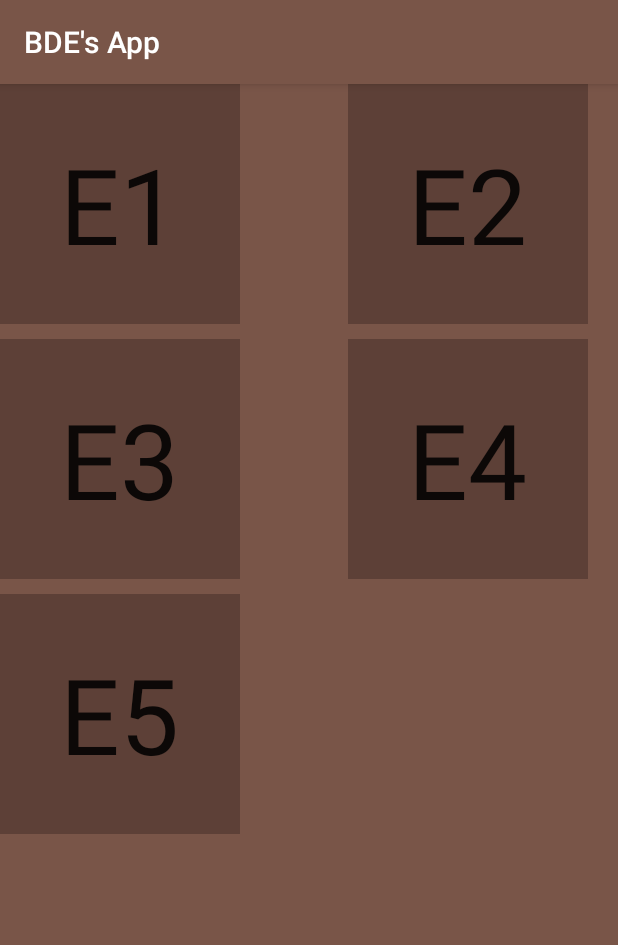
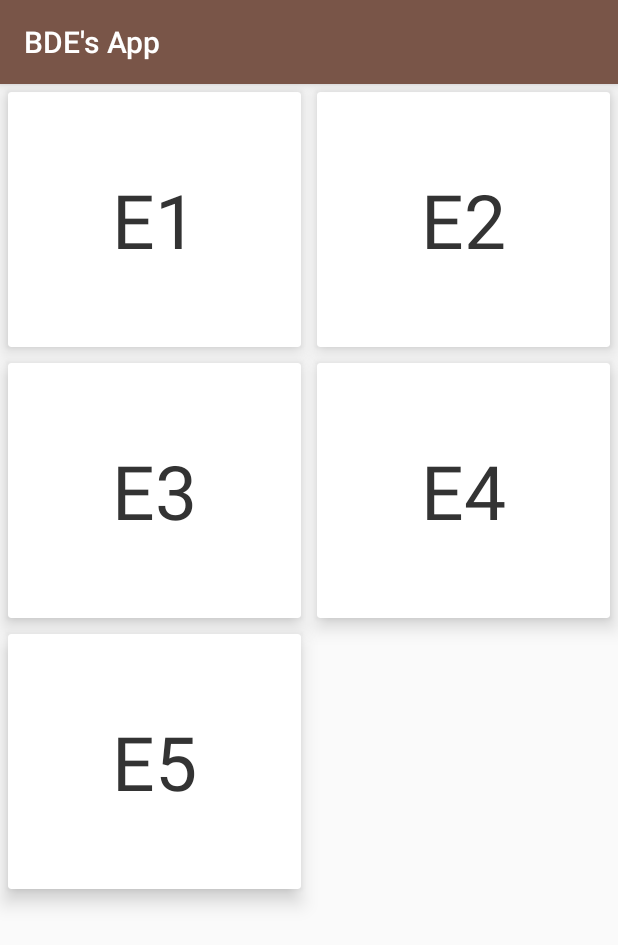
Before and after one commit to wallforfry/BDE-S-App, an Android app: the fragment AnnalesFragment shown on its own in the app's theme, on a phone screen of 412 x 824 dp. Shown: the top 945 px of the screen. Run offline under Robolectric (Android 15) with nearby library versions, the phone set to English and light mode, and no system bars.

Commit message:
commit Cards Jeux + Annales

```diff
--- a/app/build.gradle
+++ b/app/build.gradle
@@ -25,4 +25,6 @@ dependencies {
     compile 'com.android.support:appcompat-v7:23.1.0'
     compile 'com.android.support:design:23.1.0'
     compile 'com.android.support:support-v4:23.1.0'
+    compile 'com.android.support:cardview-v7:23.1.0'
+    compile 'com.squareup.picasso:picasso:2.5.2'
 }
--- a/app/src/main/AndroidManifest.xml
+++ b/app/src/main/AndroidManifest.xml
@@ -1,6 +1,8 @@
 <?xml version="1.0" encoding="utf-8"?>
 <manifest xmlns:android="http://schemas.android.com/apk/res/android"
     package="fr.wallforfry.bdesapp" >
+
+    <uses-permission android:name="android.permission.INTERNET"></uses-permission>
 
     <application
         android:allowBackup="true"
--- /dev/null
+++ b/app/src/main/java/fr/wallforfry/bdesapp/Adapter/AnnalesAdapter.java
@@ -0,0 +1,46 @@
+package fr.wallforfry.bdesapp.Adapter;
+
+import android.support.v7.widget.RecyclerView;
+import android.view.LayoutInflater;
+import android.view.View;
+import android.view.ViewGroup;
+
+import java.util.List;
+
+import fr.wallforfry.bdesapp.Object.AnnalesObject;
+import fr.wallforfry.bdesapp.ViewHolder.AnnalesViewHolder;
+import fr.wallforfry.bdesapp.R;
+
+/**
+ * Created by wallerand on 14/11/2015.
+ */
+public class AnnalesAdapter extends RecyclerView.Adapter<AnnalesViewHolder> {
+
+    List<AnnalesObject> list;
+
+    //ajouter un constructeur prenant en entrée une liste
+    public AnnalesAdapter(List<AnnalesObject> list) {
+        this.list = list;
+    }
+
+    //cette fonction permet de créer les viewHolder
+//et par la même indiquer la vue à inflater (à partir des layout xml)
+    @Override
+    public AnnalesViewHolder onCreateViewHolder(ViewGroup viewGroup, int itemType) {
+        View view = LayoutInflater.from(viewGroup.getContext()).inflate(R.layout.cell_annales,viewGroup,false);
+        return new AnnalesViewHolder(view);
+    }
+
+    //c'est ici que nous allons remplir notre cellule avec le texte/image de chaque MyObjects
+    @Override
+    public void onBindViewHolder(AnnalesViewHolder myViewHolder, int position) {
+        AnnalesObject myObject = list.get(position);
+        myViewHolder.bind(myObject);
+    }
+
+    @Override
+    public int getItemCount() {
+        return list.size();
+    }
+
+}
--- a/app/src/main/java/fr/wallforfry/bdesapp/Fragments/AnnalesFragment.java
+++ b/app/src/main/java/fr/wallforfry/bdesapp/Fragments/AnnalesFragment.java
@@ -2,10 +2,17 @@ package fr.wallforfry.bdesapp.Fragments;
 
 import android.os.Bundle;
 import android.support.v4.app.Fragment;
+import android.support.v7.widget.GridLayoutManager;
+import android.support.v7.widget.RecyclerView;
 import android.view.LayoutInflater;
 import android.view.View;
 import android.view.ViewGroup;
 
+import java.util.ArrayList;
+import java.util.List;
+
+import fr.wallforfry.bdesapp.Adapter.AnnalesAdapter;
+import fr.wallforfry.bdesapp.Object.AnnalesObject;
 import fr.wallforfry.bdesapp.R;
 
 /**
@@ -20,6 +27,8 @@ public class AnnalesFragment extends Fragment {
     private static final String ARG_SECTION_NUMBER = "section_number";
     private static String title = "Annales";
 
+    private RecyclerView recyclerView;
+    private List<AnnalesObject> annalesList = new ArrayList<>();
     /**
      * Returns a new instance of this fragment for the given section
      * number.
@@ -39,10 +48,31 @@ public class AnnalesFragment extends Fragment {
     public View onCreateView(LayoutInflater inflater, ViewGroup container,
                              Bundle savedInstanceState) {
         View rootView = inflater.inflate(R.layout.fragment_annales, container, false);
+
+        ajouterAnnales();
+
+        recyclerView = (RecyclerView) rootView.findViewById(R.id.annalesRecyclerView);
+
+        //définit l'agencement des cellules, ici de façon verticale, comme une ListView
+       // recyclerView.setLayoutManager(new LinearLayoutManager(getActivity()));
+        recyclerView.setLayoutManager(new GridLayoutManager(getActivity(),2));
+
+        recyclerView.setAdapter(new AnnalesAdapter(annalesList));
+
         return rootView;
     }
 
     public static String getTitle(){
         return title;
     }
+
+    private void ajouterAnnales() {
+        annalesList.add(new AnnalesObject("E1"));
+        annalesList.add(new AnnalesObject("E2"));
+        annalesList.add(new AnnalesObject("E3"));
+        annalesList.add(new AnnalesObject("E4"));
+        annalesList.add(new AnnalesObject("E5"));
+
+
+    }
 }
--- /dev/null
+++ b/app/src/main/java/fr/wallforfry/bdesapp/Object/AnnalesObject.java
@@ -0,0 +1,21 @@
+package fr.wallforfry.bdesapp.Object;
+
+/**
+ * Created by wallerand on 14/11/2015.
+ */
+public class AnnalesObject {
+    private String text;
+
+    public AnnalesObject(String text) {
+        this.text = text;
+    }
+
+    public String getText() {
+        return text;
+    }
+
+    public void setText(String text) {
+        this.text = text;
+    }
+
+}
--- a/app/src/main/java/fr/wallforfry/bdesapp/StartScreen.java
+++ b/app/src/main/java/fr/wallforfry/bdesapp/StartScreen.java
@@ -15,6 +15,8 @@ public class StartScreen extends AppCompatActivity {
     @Override
     protected void onCreate(Bundle savedInstanceState) {
         super.onCreate(savedInstanceState);
+
+
         setContentView(R.layout.activity_start_screen);
         Toolbar toolbar = (Toolbar) findViewById(R.id.toolbar);
         setSupportActionBar(toolbar);
--- /dev/null
+++ b/app/src/main/java/fr/wallforfry/bdesapp/ViewHolder/AnnalesViewHolder.java
@@ -0,0 +1,33 @@
+package fr.wallforfry.bdesapp.ViewHolder;
+
+import android.support.v7.widget.RecyclerView;
+import android.view.View;
+import android.widget.TextView;
+
+import fr.wallforfry.bdesapp.Object.AnnalesObject;
+import fr.wallforfry.bdesapp.R;
+
+/**
+ * Created by wallerand on 14/11/2015.
+ */
+public class AnnalesViewHolder extends RecyclerView.ViewHolder{
+
+    private TextView textViewView;
+
+    //itemView est la vue correspondante à 1 cellule
+    public AnnalesViewHolder(final View itemView) {
+        super(itemView);
+
+        //c'est ici que l'on fait nos findView
+
+        textViewView = (TextView) itemView.findViewById(R.id.text);
+
+    }
+
+    //puis ajouter une fonction pour remplir la cellule en fonction d'un MyObject
+    public void bind(AnnalesObject myObject){
+        textViewView.setText(myObject.getText());
+    }
+
+
+}
--- a/app/src/main/res/layout/activity_help.xml
+++ b/app/src/main/res/layout/activity_help.xml
@@ -17,7 +17,7 @@
 
     <include layout="@layout/content_help" />
 
-    <android.support.design.widget.FloatingActionButton android:id="@+id/fab"
+    <android.support.design.widget.FloatingActionButton android:id="@+id/fab_help"
         android:layout_width="wrap_content" android:layout_height="wrap_content"
         android:layout_gravity="bottom|end" android:layout_margin="@dimen/fab_margin"
         android:src="@android:drawable/ic_dialog_email" />
--- /dev/null
+++ b/app/src/main/res/layout/cell_annales.xml
@@ -0,0 +1,47 @@
+<?xml version="1.0" encoding="utf-8"?>
+<android.support.v7.widget.CardView xmlns:android="http://schemas.android.com/apk/res/android"
+    xmlns:tools="http://schemas.android.com/tools"
+    xmlns:app="http://schemas.android.com/apk/res-auto"
+    android:layout_width="match_parent"
+    android:layout_height="170dp"
+    android:layout_margin="5dp"
+    app:cardBackgroundColor="@android:color/white"
+    app:cardCornerRadius="2dp"
+    app:cardElevation="8dp">
+
+    <!-- Les CardView possèdent des attributs supplémentaires dont
+         - cardBackgroundColor
+         - cardElevation pour l'élévation (donc aussi l'ombre)
+         - cardCornerRadius pour arrondir les angles
+     -->
+
+
+
+        <!-- Les CardView agissent comme des FrameLayout,
+         pour avoir une organisation verticale nous devons
+         donc rajouter un LinearLayout -->
+
+
+
+        <RelativeLayout
+            android:layout_width="match_parent"
+            android:layout_height="match_parent"
+            android:layout_gravity="center">
+
+            <TextView
+                android:id="@+id/text"
+                android:layout_width="wrap_content"
+                android:layout_height="wrap_content"
+                android:background="?android:selectableItemBackground"
+                android:padding="20dp"
+                tools:text="Paris"
+                android:fontFamily="sans-serif"
+                android:textColor="#333"
+                android:textSize="50sp"
+                android:layout_alignParentTop="false"
+                android:layout_centerInParent="true" />
+
+        </RelativeLayout>
+
+
+</android.support.v7.widget.CardView>
--- a/app/src/main/res/layout/fragment_annales.xml
+++ b/app/src/main/res/layout/fragment_annales.xml
@@ -1,5 +1,5 @@
 <?xml version="1.0" encoding="utf-8"?>
-<LinearLayout xmlns:android="http://schemas.android.com/apk/res/android"
+<!--<LinearLayout xmlns:android="http://schemas.android.com/apk/res/android"
     android:orientation="vertical" android:layout_width="match_parent"
     android:layout_height="match_parent"
     android:background="@color/colorPrimary">
@@ -136,4 +136,9 @@
         </RelativeLayout>
     </ScrollView>
 
-</LinearLayout>
+</LinearLayout>-->
+<android.support.v7.widget.RecyclerView
+    xmlns:android="http://schemas.android.com/apk/res/android"
+    android:id="@+id/annalesRecyclerView"
+    android:layout_width="match_parent"
+    android:layout_height="match_parent" />
--- a/app/src/main/res/values/strings.xml
+++ b/app/src/main/res/values/strings.xml
@@ -9,7 +9,7 @@
 
     <string name="game_1_package">com.tulipe.game.android</string>
 
-    <string name="text_aide">Vous pouvez obtenir de l\'aide ici ou envoyer un commentaire. \n N\'hésitez pas à nous offrir un cookie si vous aimez notre travail..</string>
+    <string name="text_aide">Vous pouvez obtenir de l\'aide ici ou envoyer un commentaire en cliquant sur le bouton en bas à droite. \n\n N\'hésitez pas à nous offrir un cookie si vous aimez notre travail..</string>
     <string name="title_activity_settings">Paramètres</string>
 
     <!-- Strings related to Settings -->
```
Also changed, not shown: app/src/main/java/fr/wallforfry/bdesapp/Adapter/CardGameAdapter.java (added, +46 -0 lines), app/src/main/java/fr/wallforfry/bdesapp/Fragments/JeuxFragment.java (+41 -7 lines), app/src/main/java/fr/wallforfry/bdesapp/HelpActivity.java (+10 -3 lines), app/src/main/java/fr/wallforfry/bdesapp/Object/CardGameObject.java (added, +36 -0 lines), app/src/main/java/fr/wallforfry/bdesapp/ViewHolder/CardGameViewHolder.java (added, +71 -0 lines), app/src/main/res/layout/cell_cards.xml (added, +76 -0 lines), app/src/main/res/layout/fragment_jeux.xml (+34 -12 lines), app/src/main/res/layout/splash.xml (added, +18 -0 lines), 1 other file.
